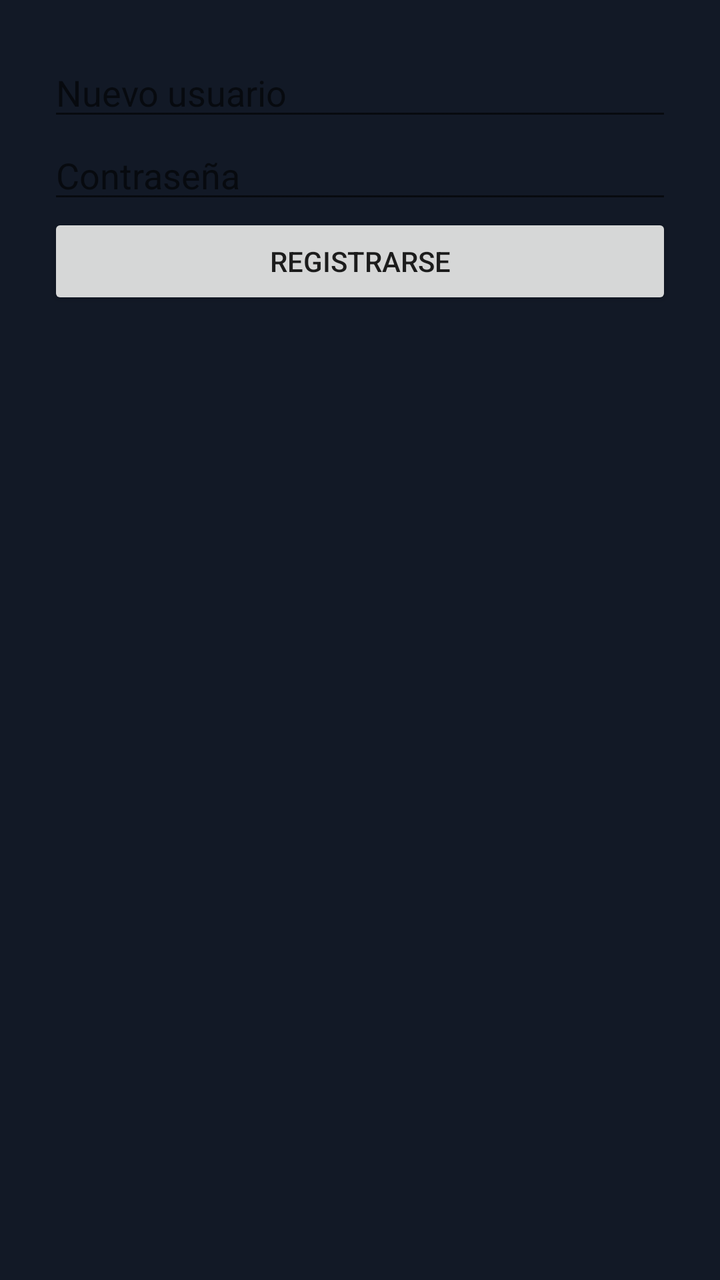
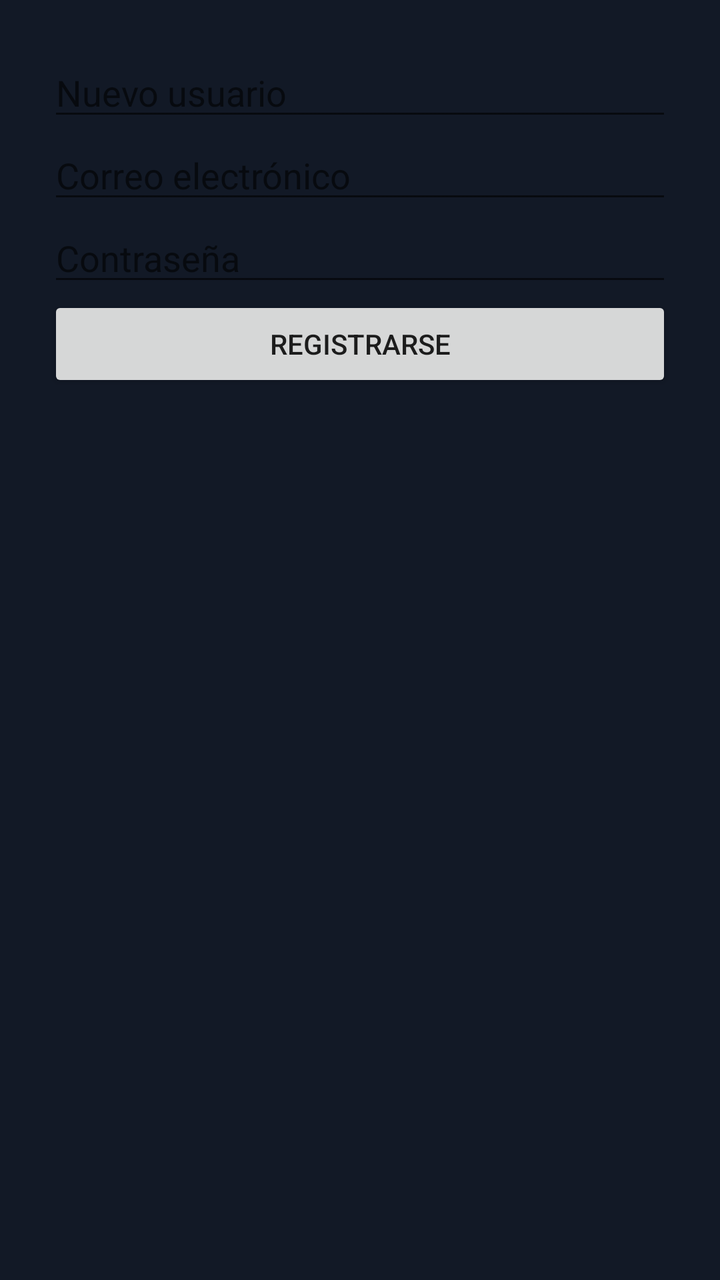

Screens rendered from an Android XML layout before and after an edit, with the pre-edit source and the edit as a unified diff.
<!-- AndroidManifest.xml: application theme Theme.YomiTrack -->
<!-- res/layout/fragment_register.xml -->
<LinearLayout xmlns:android="http://schemas.android.com/apk/res/android"
    android:layout_width="match_parent"
    android:layout_height="match_parent"
    android:orientation="vertical"
    android:padding="24dp">

    <EditText
        android:id="@+id/editTextUsernameRegister"
        android:hint="Nuevo usuario"
        android:layout_width="match_parent"
        android:layout_height="wrap_content" />

    <EditText
        android:id="@+id/editTextPasswordRegister"
        android:hint="Contraseña"
        android:inputType="textPassword"
        android:layout_width="match_parent"
        android:layout_height="wrap_content" />

    <Button
        android:id="@+id/buttonRegister"
        android:text="Registrarse"
        android:layout_width="match_parent"
        android:layout_height="wrap_content" />
</LinearLayout>
<!-- resources referenced by this layout -->
<resources>
  <style name="Theme.YomiTrack" parent="Base.Theme.YomiTrack" />
  <style name="Base.Theme.YomiTrack" parent="Theme.MaterialComponents.DayNight.NoActionBar">
          
          <item name="colorPrimary">@color/primary</item>
          <item name="colorPrimaryVariant">@color/primary</item>
          <item name="colorOnPrimary">@color/textPrimary</item>
          <item name="android:colorBackground">@color/background</item>
          <item name="colorOnBackground">@color/textPrimary</item>
  
          
          <item name="bottomNavigationStyle">@style/CustomBottomNav</item>
      </style>
  <color name="primary">#1F2937</color>
  <color name="textPrimary">#FFFFFF</color>
  <color name="background">#121926</color>
  <style name="CustomBottomNav" parent="Widget.MaterialComponents.BottomNavigationView">
          <item name="android:background">@color/primary</item>
          <item name="itemIconTint">@color/textPrimary</item>
          <item name="itemTextColor">@color/textPrimary</item>
      </style>
</resources>

<!-- the commit's change to res/layout/fragment_register.xml (unified diff, before → after) -->
@@ -4,12 +4,23 @@
     android:orientation="vertical"
     android:padding="24dp">
 
+    
     <EditText
         android:id="@+id/editTextUsernameRegister"
         android:hint="Nuevo usuario"
         android:layout_width="match_parent"
-        android:layout_height="wrap_content" />
+        android:layout_height="wrap_content"
+        android:inputType="textPersonName" />
 
+    
+    <EditText
+        android:id="@+id/editEmail"
+        android:hint="Correo electrónico"
+        android:layout_width="match_parent"
+        android:layout_height="wrap_content"
+        android:inputType="textEmailAddress" />
+
+    
     <EditText
         android:id="@+id/editTextPasswordRegister"
         android:hint="Contraseña"
@@ -17,6 +28,7 @@
         android:layout_width="match_parent"
         android:layout_height="wrap_content" />
 
+    
     <Button
         android:id="@+id/buttonRegister"
         android:text="Registrarse"
